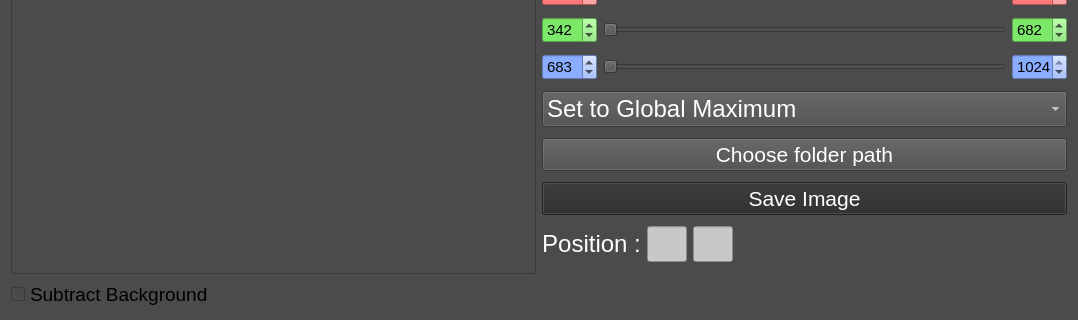
Before: the Qt Designer form gui/views/AffichageRGBUi.ui in PyMarc2/OceanOpticsSpectroViewer, drawn with Qt 5; both pictures show x 0 to 1078 and y 376 to 696 of the 1078 by 696 pixel window.
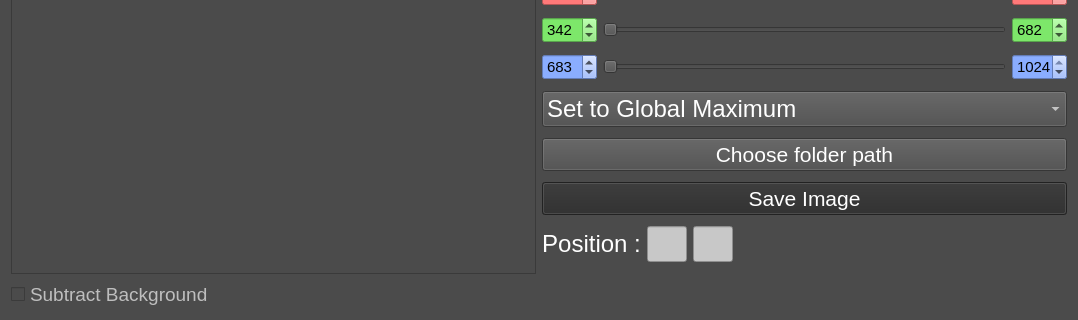
After: the same form once the commit is applied. Custom widgets are drawn as their Qt base class.

Commit message: Fixed problem when reload  data and safe checkbox smartly

Patch:
```diff
--- a/gui/views/AffichageRGBUi.ui
+++ b/gui/views/AffichageRGBUi.ui
@@ -460,7 +460,7 @@
        <item row="2" column="0">
         <widget class="QCheckBox" name="cb_subtractbg">
          <property name="enabled">
-          <bool>true</bool>
+          <bool>false</bool>
          </property>
          <property name="font">
           <font>
```
The commit also changes 3 other files.
